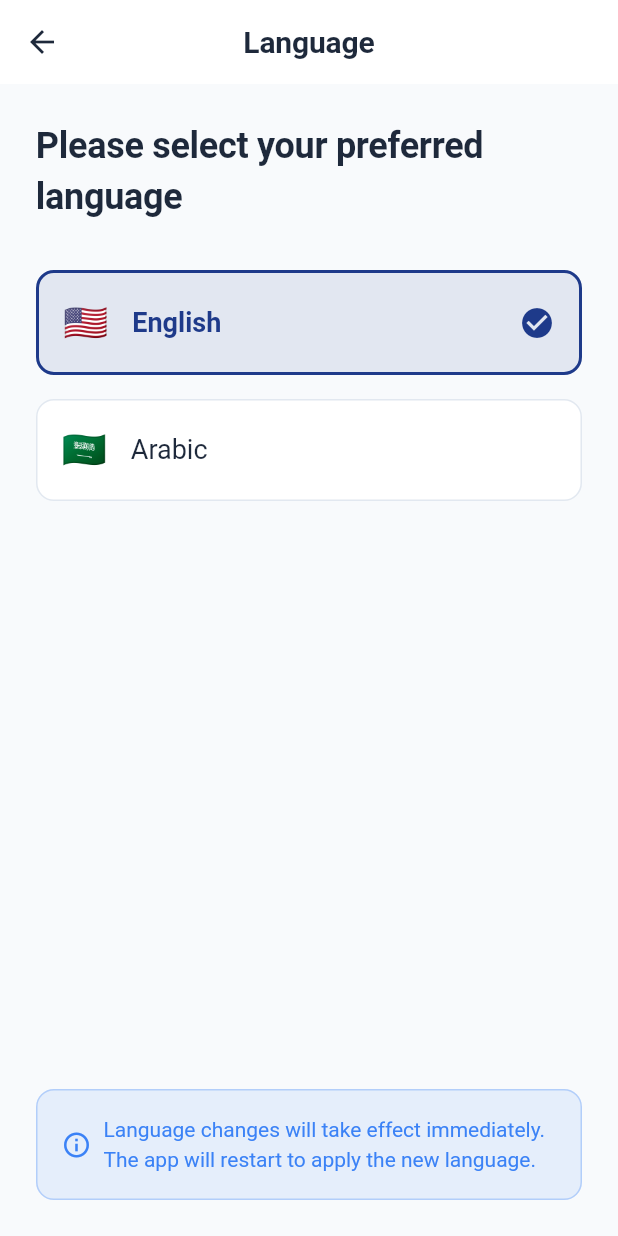
After one commit to Ki11ay/libas-task, a Flutter app: the LanguageSelectionScreen screen opened directly, on a phone screen of 412 x 824 dp. The commit adds this screen. Run offline on Flutter 3.47's test engine with Material 3 defaults, Android fonts, the phone set to English and light mode, and no system bars; our stand-ins replace cached_network_image, cloud_firestore, firebase_auth, firebase_core, firebase_messaging, firebase_storage and 5 more; accounts and stored records are empty.

Commit message:
some modifications

```diff
--- /dev/null
+++ b/lib/providers/locale_provider.dart
@@ -0,0 +1,48 @@
+import 'package:flutter/material.dart';
+import 'package:shared_preferences/shared_preferences.dart';
+
+class LocaleProvider extends ChangeNotifier {
+  Locale _locale = const Locale('en');
+
+  Locale get locale => _locale;
+
+  LocaleProvider() {
+    _loadSavedLocale();
+  }
+
+  Future<void> _loadSavedLocale() async {
+    try {
+      final prefs = await SharedPreferences.getInstance();
+      final languageCode = prefs.getString('language_code');
+      if (languageCode != null) {
+        _locale = Locale(languageCode);
+        notifyListeners();
+      }
+    } catch (e) {
+      print('Error loading saved locale: $e');
+    }
+  }
+
+  Future<void> setLocale(Locale newLocale) async {
+    if (_locale != newLocale) {
+      _locale = newLocale;
+
+      // Save to shared preferences
+      try {
+        final prefs = await SharedPreferences.getInstance();
+        await prefs.setString('language_code', newLocale.languageCode);
+      } catch (e) {
+        print('Error saving locale: $e');
+      }
+
+      notifyListeners();
+    }
+  }
+
+  Future<void> setLanguage(String languageCode) async {
+    await setLocale(Locale(languageCode));
+  }
+
+  bool get isEnglish => _locale.languageCode == 'en';
+  bool get isArabic => _locale.languageCode == 'ar';
+}
--- /dev/null
+++ b/lib/screens/settings/language_selection_screen.dart
@@ -0,0 +1,144 @@
+import 'package:flutter/material.dart';
+import 'package:provider/provider.dart';
+import '../../l10n/app_localizations.dart';
+import '../../providers/locale_provider.dart';
+import '../../utils/constants.dart';
+
+class LanguageSelectionScreen extends StatelessWidget {
+  const LanguageSelectionScreen({super.key});
+
+  @override
+  Widget build(BuildContext context) {
+    final l10n = AppLocalizations.of(context)!;
+
+    return Scaffold(
+      appBar: AppBar(
+        title: Text(l10n.language),
+        backgroundColor: AppColors.surface,
+        foregroundColor: AppColors.textPrimary,
+      ),
+      body: Consumer<LocaleProvider>(
+        builder: (context, localeProvider, child) {
+          return Padding(
+            padding: const EdgeInsets.all(AppSizes.lg),
+            child: Column(
+              crossAxisAlignment: CrossAxisAlignment.start,
+              children: [
+                Text(
+                  l10n.languageSelection,
+                  style: AppTextStyles.h3.copyWith(
+                    color: AppColors.textPrimary,
+                  ),
+                ),
+                const SizedBox(height: AppSizes.xl),
+
+                // English Option
+                _buildLanguageOption(
+                  context: context,
+                  localeProvider: localeProvider,
+                  languageCode: 'en',
+                  languageName: l10n.english,
+                  flag: '🇺🇸',
+                  isSelected: localeProvider.isEnglish,
+                ),
+
+                const SizedBox(height: AppSizes.md),
+
+                // Arabic Option
+                _buildLanguageOption(
+                  context: context,
+                  localeProvider: localeProvider,
+                  languageCode: 'ar',
+                  languageName: l10n.arabic,
+                  flag: '🇸🇦',
+                  isSelected: localeProvider.isArabic,
+                ),
+
+                const Spacer(),
+
+                // Info Text
+                Container(
+                  padding: const EdgeInsets.all(AppSizes.md),
+                  decoration: BoxDecoration(
+                    color: AppColors.info.withValues(alpha: 0.1),
+                    borderRadius: BorderRadius.circular(AppSizes.radiusMd),
+                    border: Border.all(
+                      color: AppColors.info.withValues(alpha: 0.3),
+                    ),
+                  ),
+                  child: Row(
+                    children: [
+                      Icon(
+                        Icons.info_outline,
+                        color: AppColors.info,
+                        size: 20,
+                      ),
+                      const SizedBox(width: AppSizes.sm),
+                      Expanded(
+                        child: Text(
+                          'Language changes will take effect immediately. The app will restart to apply the new language.',
+                          style: AppTextStyles.bodySmall.copyWith(
+                            color: AppColors.info,
+                          ),
+                        ),
+                      ),
+                    ],
+                  ),
+                ),
+              ],
+            ),
+          );
+        },
+      ),
+    );
+  }
+
+  Widget _buildLanguageOption({
+    required BuildContext context,
+    required LocaleProvider localeProvider,
+    required String languageCode,
+    required String languageName,
+    required String flag,
+    required bool isSelected,
+  }) {
+    return InkWell(
+      onTap: () => localeProvider.setLanguage(languageCode),
+      borderRadius: BorderRadius.circular(AppSizes.radiusMd),
+      child: Container(
+        padding: const EdgeInsets.all(AppSizes.md),
+        decoration: BoxDecoration(
+          color: isSelected ? AppColors.primary.withValues(alpha: 0.1) : AppColors.surface,
+          borderRadius: BorderRadius.circular(AppSizes.radiusMd),
+          border: Border.all(
+            color: isSelected ? AppColors.primary : AppColors.divider,
+            width: isSelected ? 2 : 1,
+          ),
+        ),
+        child: Row(
+          children: [
+            Text(
+              flag,
+              style: const TextStyle(fontSize: 24),
+            ),
+            const SizedBox(width: AppSizes.md),
+            Expanded(
+              child: Text(
+                languageName,
+                style: AppTextStyles.bodyLarge.copyWith(
+                  color: isSelected ? AppColors.primary : AppColors.textPrimary,
+                  fontWeight: isSelected ? FontWeight.w600 : FontWeight.normal,
+                ),
+              ),
+            ),
+            if (isSelected)
+              Icon(
+                Icons.check_circle,
+                color: AppColors.primary,
+                size: 24,
+              ),
+          ],
+        ),
+      ),
+    );
+  }
+}
--- a/pubspec.yaml
+++ b/pubspec.yaml
@@ -75,6 +75,9 @@ dependencies:
   json_annotation: ^4.9.0
   http: ^1.5.0
 
+  # Storage
+  shared_preferences: ^2.2.2
+
 dev_dependencies:
   flutter_test:
     sdk: flutter
```
Also changed, not shown: lib/main.dart (+9 -3 lines), lib/providers/auth_provider.dart (+17 -19 lines), lib/providers/cart_provider.dart (+40 -13 lines), lib/screens/products/products_screen.dart (+34 -34 lines), lib/services/location_service.dart (+85 -2 lines), lib/utils/config.dart (added, +41 -0 lines), pubspec.lock.
